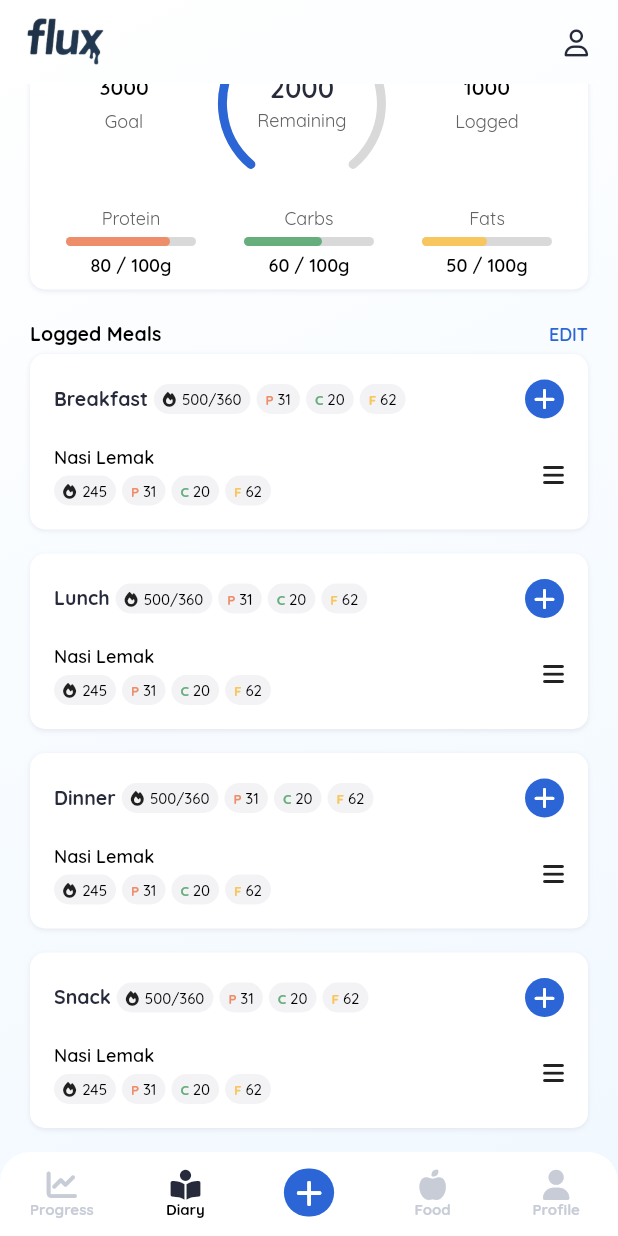
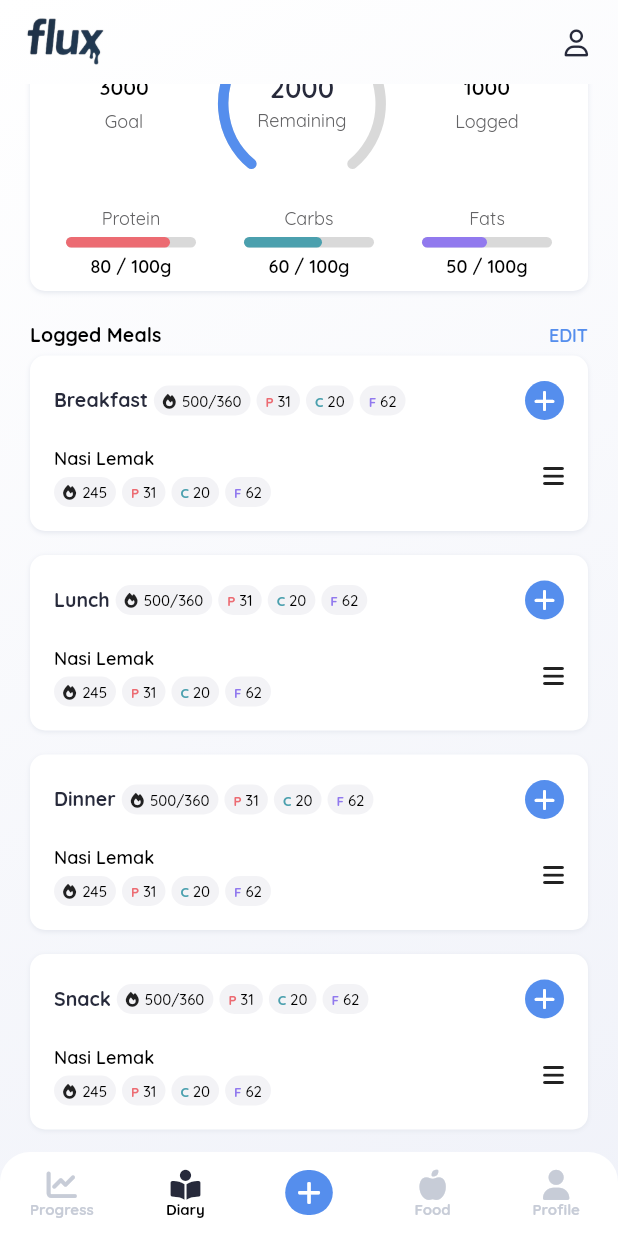
Before and after one commit to Chandrageraldy/flux, a Flutter app: the DashboardPage screen opened by its route, item 2 of the bottom bar chosen, scrolled down 216 dp, on a phone screen of 412 x 824 dp. Run offline on Flutter 3.47's test engine with Material 3 defaults, Android fonts, the phone set to English and light mode, and no system bars; drawn by our look-alikes of percent_indicator; our stand-ins replace auto_route, dio, easy_date_timeline, flutter_dotenv, flutter_easyloading, flutter_form_builder and 7 more; missing offline and left inert: mobile_scanner; accounts and stored records are empty; statements that could not run were skipped.

Commit message:
change secondary color in app_colors.dart

```diff
--- a/lib/app/assets/constants/constants.dart
+++ b/lib/app/assets/constants/constants.dart
@@ -146,11 +146,11 @@ enum MacroNutrients {
   Color get color {
     switch (this) {
       case carbs:
-        return const Color(0xFF67ae7d);
+        return const Color(0xFF4ba0ae);
       case protein:
-        return const Color(0xFFee8d69);
+        return const Color(0xFFec6b72);
       case fat:
-        return const Color(0xFFf7c65e);
+        return const Color(0xFF9179ee);
     }
   }
 }
--- a/lib/app/assets/styles/app_colors.dart
+++ b/lib/app/assets/styles/app_colors.dart
@@ -23,7 +23,7 @@ class BluePalette {
   static Map<int, Color> blues = {
     50: Color(0xFFF0F8FF),
     100: Color(0xFFf5f7fc),
-    200: Color(0xFF2B65D6), // 5863e8 2B65D6
+    200: Color(0xFF558eed), // 5863e8 2B65D6 558eed
     300: Color(0xFF272a3b),
   };
 }
@@ -35,7 +35,7 @@ class GradientAppColors {
     end: Alignment.bottomRight,
     colors: [
       Color(0xFFFFFFFF),
-      Color(0xFFF0F8FF),
+      Color(0xFFf0f2f9),
     ],
   );
 }
--- a/lib/app/assets/styles/app_styles.dart
+++ b/lib/app/assets/styles/app_styles.dart
@@ -26,6 +26,7 @@ class AppStyles {
   // Padding SYMMETRIC
   // Padding VERTICAL
   static const kPaddSV2 = EdgeInsets.symmetric(vertical: 2.0);
+  static const kPaddSV4 = EdgeInsets.symmetric(vertical: 4.0);
   static const kPaddSV6 = EdgeInsets.symmetric(vertical: 6.0);
   static const kPaddSV8 = EdgeInsets.symmetric(vertical: 8.0);
   static const kPaddSV10 = EdgeInsets.symmetric(vertical: 10.0);
@@ -112,24 +113,12 @@ class AppStyles {
 
   // Size
   static double kDoubleInfinity = double.infinity;
-  // Icon Size
-  static const kIconSize4 = 4.0;
-  static const kIconSize8 = 8.0;
-  static const kIconSize10 = 10.0;
-  static const kIconSize12 = 12.0;
-  static const kIconSize16 = 16.0;
-  static const kIconSize18 = 18.0;
-  static const kIconSize20 = 20.0;
-  static const kIconSize25 = 25.0;
-  static const kIconSize30 = 30.0;
-  static const kIconSize35 = 35.0;
-  static const kIconSize40 = 40.0;
-  static const kIconSize52 = 52.0;
-
-  // Height & Width
+  static const kSize7 = 7.0;
   static const kSize8 = 8.0;
+  static const kSize10 = 10.0;
   static const kSize12 = 12.0;
   static const kSize16 = 16.0;
+  static const kSize18 = 18.0;
   static const kSize20 = 20.0;
   static const kSize24 = 24.0;
   static const kSize26 = 26.0;
--- a/lib/app/views/dashboard_page/dashboard_page.dart
+++ b/lib/app/views/dashboard_page/dashboard_page.dart
@@ -100,7 +100,7 @@ extension _WidgetFactories on _DashboardPageState {
         borderRadius: AppStyles.kRad100,
         color: context.theme.colorScheme.secondary,
       ),
-      child: FaIcon(FontAwesomeIcons.add, color: context.theme.colorScheme.onPrimary, size: AppStyles.kSize20),
+      child: FaIcon(FontAwesomeIcons.add, color: context.theme.colorScheme.onPrimary, size: AppStyles.kSize18),
     );
 
     return BottomNavigationBarItem(
--- a/lib/app/views/food_details_page/food_details_page.dart
+++ b/lib/app/views/food_details_page/food_details_page.dart
@@ -227,7 +227,7 @@ extension _WidgetFactories on _FoodDetailsPageState {
     return Row(
       spacing: AppStyles.kSpac4,
       children: [
-        FaIcon(FontAwesomeIcons.tags, size: AppStyles.kIconSize12, color: context.theme.colorScheme.secondary),
+        FaIcon(FontAwesomeIcons.tags, size: AppStyles.kSize12, color: context.theme.colorScheme.secondary),
         Text(brandedName, style: _Styles.getBrandedNameLabelTextStyle(context)),
       ],
     );
--- a/lib/app/views/food_search_page/food_search_page.dart
+++ b/lib/app/views/food_search_page/food_search_page.dart
@@ -107,7 +107,7 @@ extension _WidgetFactories on _FoodSearchPageState {
       field: FormFields.search,
       placeholder: S.current.searchFoodPlaceholder,
       validator: FormBuilderValidators.compose([]),
-      icon: FaIcon(FontAwesomeIcons.search, size: AppStyles.kIconSize16),
+      icon: FaIcon(FontAwesomeIcons.search, size: AppStyles.kSize16),
       height: AppStyles.kSize40,
       onChanged: _onChanged,
     );
@@ -120,7 +120,7 @@ extension _WidgetFactories on _FoodSearchPageState {
       child: SizedBox(
         height: AppStyles.kSize40,
         width: AppStyles.kSize40,
-        child: Icon(Icons.qr_code_scanner, color: context.theme.colorScheme.primary, size: AppStyles.kIconSize20),
+        child: Icon(Icons.qr_code_scanner, color: context.theme.colorScheme.primary, size: AppStyles.kSize20),
       ),
     );
   }
--- a/lib/app/views/plan_selection_modal/plan_selection_modal.dart
+++ b/lib/app/views/plan_selection_modal/plan_selection_modal.dart
@@ -71,7 +71,7 @@ extension _WidgetFactories on _PlanSelectionModalState {
       SelectionButton(
         title: S.current.planSelectionButtonTitle1,
         description: S.current.planSelectionButtonDesc1,
-        icon: FaIcon(FontAwesomeIcons.pencil, color: context.theme.colorScheme.primary, size: AppStyles.kIconSize20),
+        icon: FaIcon(FontAwesomeIcons.pencil, color: context.theme.colorScheme.primary, size: AppStyles.kSize20),
         onPressed: _onManualCustomPlanPressed,
       ),
       AppStyles.kSizedBoxH16,
@@ -79,7 +79,7 @@ extension _WidgetFactories on _PlanSelectionModalState {
       SelectionButton(
         title: S.current.planSelectionButtonTitle2,
         description: S.current.planSelectionButtonDesc2,
-        icon: FaIcon(FontAwesomeIcons.rocket, color: context.theme.colorScheme.primary, size: AppStyles.kIconSize20),
+        icon: FaIcon(FontAwesomeIcons.rocket, color: context.theme.colorScheme.primary, size: AppStyles.kSize20),
         onPressed: () {},
       ),
     ];
--- a/lib/app/widgets/button/selection_button.dart
+++ b/lib/app/widgets/button/selection_button.dart
@@ -55,7 +55,7 @@ extension _WidgetFactories on SelectionButton {
   Widget getArrowIcon(BuildContext context) {
     return Padding(
       padding: AppStyles.kPaddOR12,
-      child: FaIcon(FontAwesomeIcons.chevronRight, size: AppStyles.kIconSize16),
+      child: FaIcon(FontAwesomeIcons.chevronRight, size: AppStyles.kSize16),
     );
   }
 
--- a/lib/app/widgets/food/macronutrient_intake_progress.dart
+++ b/lib/app/widgets/food/macronutrient_intake_progress.dart
@@ -48,7 +48,7 @@ extension _WidgetFactories on MacronutrientIntakeProgress {
       animateToInitialPercent: false,
       padding: AppStyles.kPaddSH12,
       barRadius: Radius.circular(AppStyles.kSize20),
-      lineHeight: _Styles.linearPercentIndicatorLineHeight,
+      lineHeight: AppStyles.kSize7,
     );
   }
 
@@ -73,9 +73,6 @@ abstract class _Styles {
     return Quicksand.semiBold.withSize(FontSizes.small).copyWith(color: context.theme.colorScheme.onTertiary);
   }
 
-  // Linear Percent Indicator Line Height
-  static const double linearPercentIndicatorLineHeight = 6.0;
-
   // Linear Progress Indicator Color
   static Color getLinearProgressIndicatorColor(MacroNutrients macroNutrient) {
     return macroNutrient == MacroNutrients.protein
--- a/lib/app/widgets/food/meal_diary_card.dart
+++ b/lib/app/widgets/food/meal_diary_card.dart
@@ -58,8 +58,7 @@ extension _WidgetFactories on MealDiaryCard {
           Container(
             padding: AppStyles.kPadd6,
             decoration: BoxDecoration(color: context.theme.colorScheme.secondary, shape: BoxShape.circle),
-            child:
-                FaIcon(FontAwesomeIcons.add, color: context.theme.colorScheme.onSecondary, size: AppStyles.kIconSize16),
+            child: FaIcon(FontAwesomeIcons.add, color: context.theme.colorScheme.onSecondary, size: AppStyles.kSize16),
           )
         ],
       ),
@@ -73,7 +72,7 @@ extension _WidgetFactories on MealDiaryCard {
 
   // Calorie Tag
   Widget getCalorieTag(BuildContext context) {
-    return NutritionTag(label: '500/360', icon: FaIcon(FontAwesomeIcons.fire, size: AppStyles.kIconSize10));
+    return NutritionTag(label: '500/360', icon: FaIcon(FontAwesomeIcons.fire, size: AppStyles.kSize10));
   }
 
   // Protein Tag
--- a/lib/app/widgets/food/meal_food_display_card.dart
+++ b/lib/app/widgets/food/meal_food_display_card.dart
@@ -18,7 +18,7 @@ class MealFoodDisplayCard extends StatelessWidget {
             Row(
               spacing: AppStyles.kSpac4,
               children: [
-                NutritionTag(label: '245', icon: FaIcon(FontAwesomeIcons.fire, size: AppStyles.kIconSize10)),
+                NutritionTag(label: '245', icon: FaIcon(FontAwesomeIcons.fire, size: AppStyles.kSize10)),
                 NutritionTag(tag: MacroNutrients.protein.tag, label: '31'),
                 NutritionTag(tag: MacroNutrients.carbs.tag, label: '20'),
                 NutritionTag(tag: MacroNutrients.fat.tag, label: '62'),
@@ -26,7 +26,7 @@ class MealFoodDisplayCard extends StatelessWidget {
             ),
           ],
         ),
-        FaIcon(FontAwesomeIcons.bars, size: AppStyles.kIconSize16)
+        FaIcon(FontAwesomeIcons.bars, size: AppStyles.kSize16)
       ],
     );
   }
```
Also changed, not shown: lib/app/models/plan_question_model/plan_question_model.dart (+20 -20 lines), lib/app/models/profile_settings_model/profile_settings_model.dart (+6 -5 lines), lib/app/views/diary_page/diary_page.dart (+3 -35 lines), lib/app/views/profile_page/profile_page.dart (+46 -22 lines), lib/app/widgets/food/food_display_card.dart (+4 -4 lines), lib/app/widgets/list_tile/profile_settings_list_tile.dart (+40 -6 lines).
